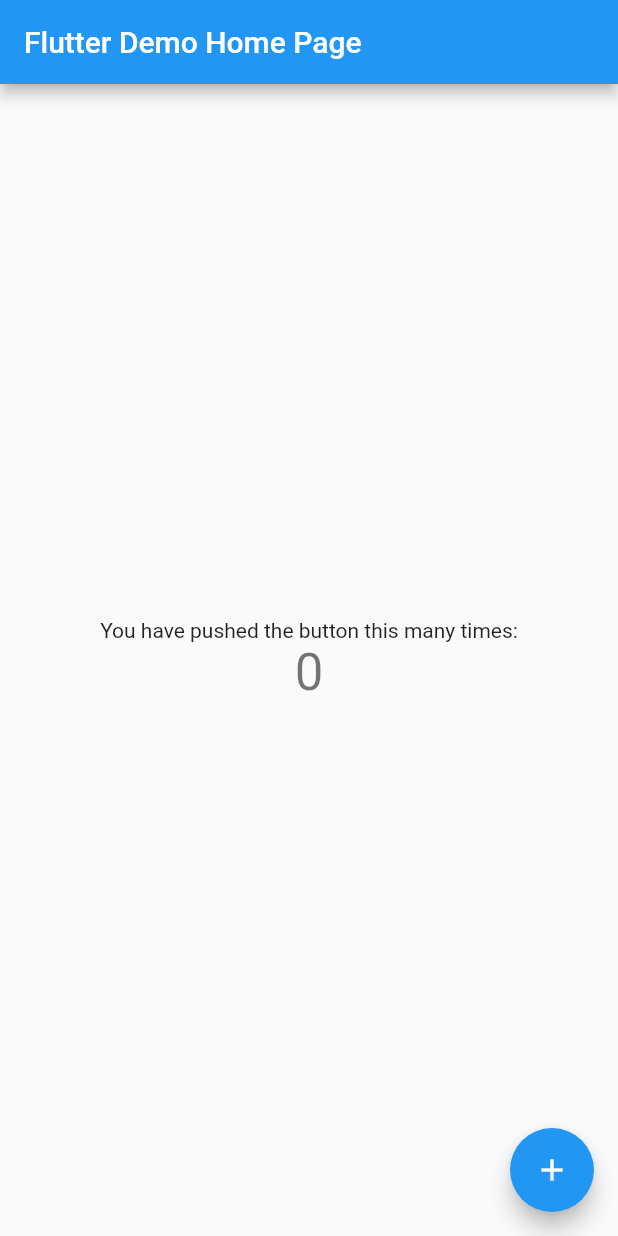
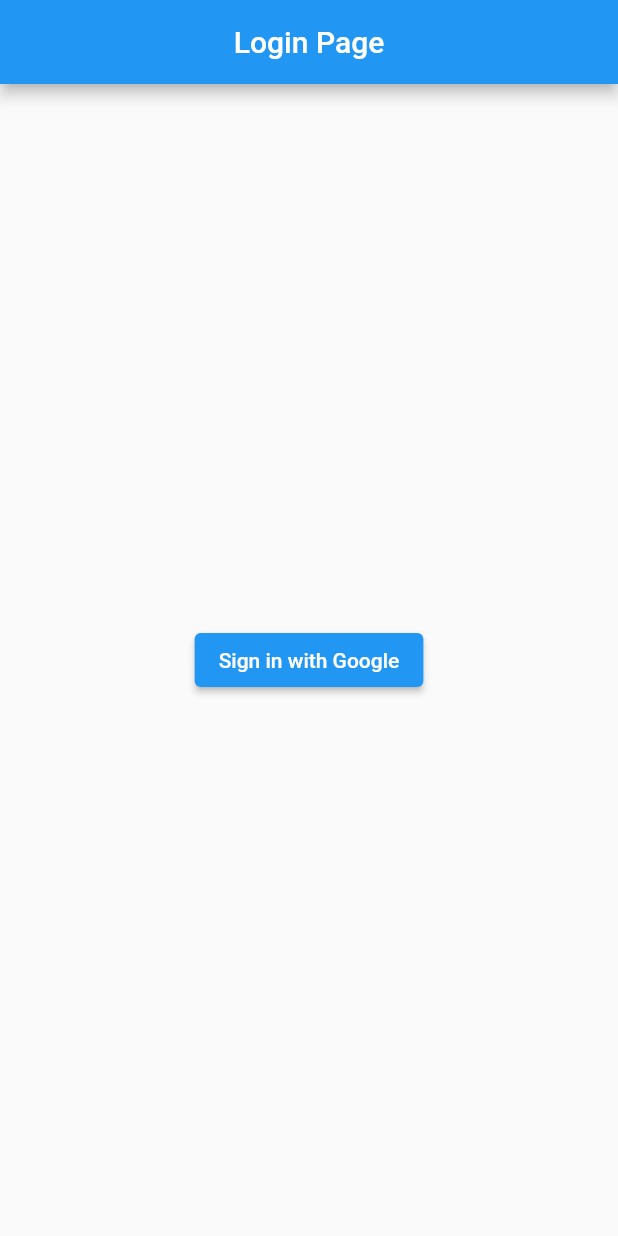
Before and after one commit to jeffreykaili/Hack-The-North-2021, a Flutter app: the screen it shows after launch, on a phone screen of 412 x 824 dp. Run offline on Flutter 3.47's test engine with Material 2 defaults, Android fonts, the phone set to English and light mode, and no system bars; our stand-ins replace cloud_firestore, firebase_auth, firebase_core, google_sign_in, pedometer; accounts and stored records are empty.

Commit message:
set up the app

```diff
--- a/lib/main.dart
+++ b/lib/main.dart
@@ -1,113 +1,29 @@
+import 'package:cloud_firestore/cloud_firestore.dart';
 import 'package:flutter/material.dart';
+import 'package:firebase_core/firebase_core.dart';
+import 'package:provider/provider.dart';
+import './pages/google_signin.dart';
+import './pages/provider.dart';
 
-void main() {
-  runApp(MyApp());
+void main() async {
+  WidgetsFlutterBinding.ensureInitialized();
+  await Firebase.initializeApp();
+  runApp(ChangeNotifierProvider(
+    create: (context) => GoogleSignInProvider(),
+    child: MyApp(),
+  ));
 }
 
 class MyApp extends StatelessWidget {
-  // This widget is the root of your application.
   @override
   Widget build(BuildContext context) {
     return MaterialApp(
+      debugShowCheckedModeBanner: false,
       title: 'Flutter Demo',
       theme: ThemeData(
-        // This is the theme of your application.
-        //
-        // Try running your application with "flutter run". You'll see the
-        // application has a blue toolbar. Then, without quitting the app, try
-        // changing the primarySwatch below to Colors.green and then invoke
-        // "hot reload" (press "r" in the console where you ran "flutter run",
-        // or simply save your changes to "hot reload" in a Flutter IDE).
-        // Notice that the counter didn't reset back to zero; the application
-        // is not restarted.
         primarySwatch: Colors.blue,
       ),
-      home: MyHomePage(title: 'Flutter Demo Home Page'),
+      home: SignInPage(),
     );
   }
 }
-
-class MyHomePage extends StatefulWidget {
-  MyHomePage({Key? key, required this.title}) : super(key: key);
-
-  // This widget is the home page of your application. It is stateful, meaning
-  // that it has a State object (defined below) that contains fields that affect
-  // how it looks.
-
-  // This class is the configuration for the state. It holds the values (in this
-  // case the title) provided by the parent (in this case the App widget) and
-  // used by the build method of the State. Fields in a Widget subclass are
-  // always marked "final".
-
-  final String title;
-
-  @override
-  _MyHomePageState createState() => _MyHomePageState();
-}
-
-class _MyHomePageState extends State<MyHomePage> {
-  int _counter = 0;
-
-  void _incrementCounter() {
-    setState(() {
-      // This call to setState tells the Flutter framework that something has
-      // changed in this State, which causes it to rerun the build method below
-      // so that the display can reflect the updated values. If we changed
-      // _counter without calling setState(), then the build method would not be
-      // called again, and so nothing would appear to happen.
-      _counter++;
-    });
-  }
-
-  @override
-  Widget build(BuildContext context) {
-    // This method is rerun every time setState is called, for instance as done
-    // by the _incrementCounter method above.
-    //
-    // The Flutter framework has been optimized to make rerunning build methods
-    // fast, so that you can just rebuild anything that needs updating rather
-    // than having to individually change instances of widgets.
-    return Scaffold(
-      appBar: AppBar(
-        // Here we take the value from the MyHomePage object that was created by
-        // the App.build method, and use it to set our appbar title.
-        title: Text(widget.title),
-      ),
-      body: Center(
-        // Center is a layout widget. It takes a single child and positions it
-        // in the middle of the parent.
-        child: Column(
-          // Column is also a layout widget. It takes a list of children and
-          // arranges them vertically. By default, it sizes itself to fit its
-          // children horizontally, and tries to be as tall as its parent.
-          //
-          // Invoke "debug painting" (press "p" in the console, choose the
-          // "Toggle Debug Paint" action from the Flutter Inspector in Android
-          // Studio, or the "Toggle Debug Paint" command in Visual Studio Code)
-          // to see the wireframe for each widget.
-          //
-          // Column has various properties to control how it sizes itself and
-          // how it positions its children. Here we use mainAxisAlignment to
-          // center the children vertically; the main axis here is the vertical
-          // axis because Columns are vertical (the cross axis would be
-          // horizontal).
-          mainAxisAlignment: MainAxisAlignment.center,
-          children: <Widget>[
-            Text(
-              'You have pushed the button this many times:',
-            ),
-            Text(
-              '$_counter',
-              style: Theme.of(context).textTheme.headline4,
-            ),
-          ],
-        ),
-      ),
-      floatingActionButton: FloatingActionButton(
-        onPressed: _incrementCounter,
-        tooltip: 'Increment',
-        child: Icon(Icons.add),
-      ), // This trailing comma makes auto-formatting nicer for build methods.
-    );
-  }
-}
--- /dev/null
+++ b/lib/pages/google_signin.dart
@@ -0,0 +1,52 @@
+import 'package:flutter/material.dart';
+import 'package:firebase_auth/firebase_auth.dart';
+import 'package:provider/provider.dart';
+import './provider.dart';
+import './home.dart';
+
+class SignInPage extends StatelessWidget {
+  @override
+  Widget build(BuildContext context) {
+    return Scaffold(
+      body: StreamBuilder(
+        stream: FirebaseAuth.instance.authStateChanges(),
+        builder: (context, snapshot) {
+          if (snapshot.connectionState == ConnectionState.waiting) {
+            return Center(child: CircularProgressIndicator());
+          } else if (snapshot.hasError) {
+            return Center(child: Text("An error occured."));
+          } else if (snapshot.hasData) {
+            final user = FirebaseAuth.instance.currentUser!;
+            return Home();
+          } else {
+            return Login();
+          }
+        },
+      ),
+    );
+  }
+}
+
+class Login extends StatelessWidget {
+  const Login({Key? key}) : super(key: key);
+
+  @override
+  Widget build(BuildContext context) {
+    return Scaffold(
+      appBar: AppBar(
+        centerTitle: true,
+        title: Text('Login Page'),
+      ),
+      body: Center(
+        child: ElevatedButton(
+          child: Text("Sign in with Google"),
+          onPressed: () {
+            final provider =
+                Provider.of<GoogleSignInProvider>(context, listen: false);
+            provider.googleLogin();
+          },
+        ),
+      ),
+    );
+  }
+}
```
Also changed, not shown: lib/pages/home.dart (added, +126 -0 lines), lib/pages/onboarding_page.dart (added, +10 -0 lines), lib/pages/provider.dart (added, +34 -0 lines), pubspec.yaml (+8 -0 lines), pubspec.lock, 5 other files.
